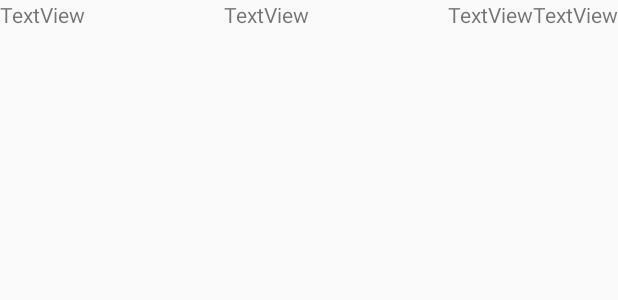
After one commit to juliemenge/PittsburghCitySteps, an Android app: the layout recyclerview_item_row.xml on its own in the app's theme, with its tools: preview values and no code run, on a phone screen of 412 x 824 dp. The commit adds this screen. Shown: the top 300 px of the screen. Run offline under Robolectric (Android 15) with nearby library versions, the phone set to English and light mode, and no system bars.

Commit message:
added recyclerview

```diff
--- a/app/build.gradle
+++ b/app/build.gradle
@@ -4,8 +4,11 @@ apply plugin: 'kotlin-android'
 
 apply plugin: 'kotlin-android-extensions'
 
+apply plugin: 'kotlin-kapt'
+
 android {
     compileSdkVersion 26
+    dataBinding.enabled true
     defaultConfig {
         applicationId "com.juliemenge.pittsburghcitysteps"
         minSdkVersion 15
@@ -36,4 +39,7 @@ dependencies {
     compile 'org.jetbrains.anko:anko-coroutines:0.10.2'
     implementation 'com.android.support:recyclerview-v7:26.1.0'
     implementation 'com.android.support:cardview-v7:26.1.0'
+    compile 'com.github.nitrico.lastadapter:lastadapter:2.2.2'
+    kapt 'com.android.databinding:compiler:3.0.1'
+
 }
--- a/app/src/main/res/layout/activity_main.xml
+++ b/app/src/main/res/layout/activity_main.xml
@@ -11,14 +11,16 @@
         android:id="@+id/neighborhoodSpinner"
         android:layout_width="368dp"
         android:layout_height="wrap_content"
+        android:layout_marginTop="8dp"
         app:layout_constraintLeft_toLeftOf="parent"
         app:layout_constraintRight_toRightOf="parent"
-        tools:layout_editor_absoluteY="34dp"/>
+        app:layout_constraintTop_toTopOf="parent"/>
 
     <android.support.v7.widget.RecyclerView
-        android:id="@+id/stepRecyclerView"
+        android:id="@+id/recyclerView"
         android:layout_width="match_parent"
         android:layout_height="wrap_content"
         app:layout_constraintTop_toBottomOf="@+id/neighborhoodSpinner"/>
 
+
 </android.support.constraint.ConstraintLayout>
--- /dev/null
+++ b/app/src/main/res/layout/recyclerview_item_row.xml
@@ -0,0 +1,32 @@
+<?xml version="1.0" encoding="utf-8"?>
+<LinearLayout xmlns:android="http://schemas.android.com/apk/res/android"
+              android:orientation="horizontal"
+              android:layout_width="match_parent"
+              android:layout_height="wrap_content">
+
+    <TextView
+        android:id="@+id/stepName"
+        android:layout_width="wrap_content"
+        android:layout_height="wrap_content"
+        android:layout_weight="1"
+        android:text="TextView"/>
+
+    <TextView
+        android:id="@+id/stepNeighborhood"
+        android:layout_width="wrap_content"
+        android:layout_height="wrap_content"
+        android:layout_weight="1"
+        android:text="TextView"/>
+
+    <TextView
+        android:id="@+id/stepMaterial"
+        android:layout_width="wrap_content"
+        android:layout_height="wrap_content"
+        android:text="TextView"/>
+
+    <TextView
+        android:id="@+id/stepLength"
+        android:layout_width="wrap_content"
+        android:layout_height="wrap_content"
+        android:text="TextView"/>
+</LinearLayout>
```
Also changed, not shown: app/src/main/java/com/juliemenge/pittsburghcitysteps/MainActivity.kt (+41 -17 lines), app/src/main/java/com/juliemenge/pittsburghcitysteps/RecyclerAdapter.kt (added, +36 -0 lines), app/src/main/res/layout/step_item.xml (deleted, +0 -29 lines).
